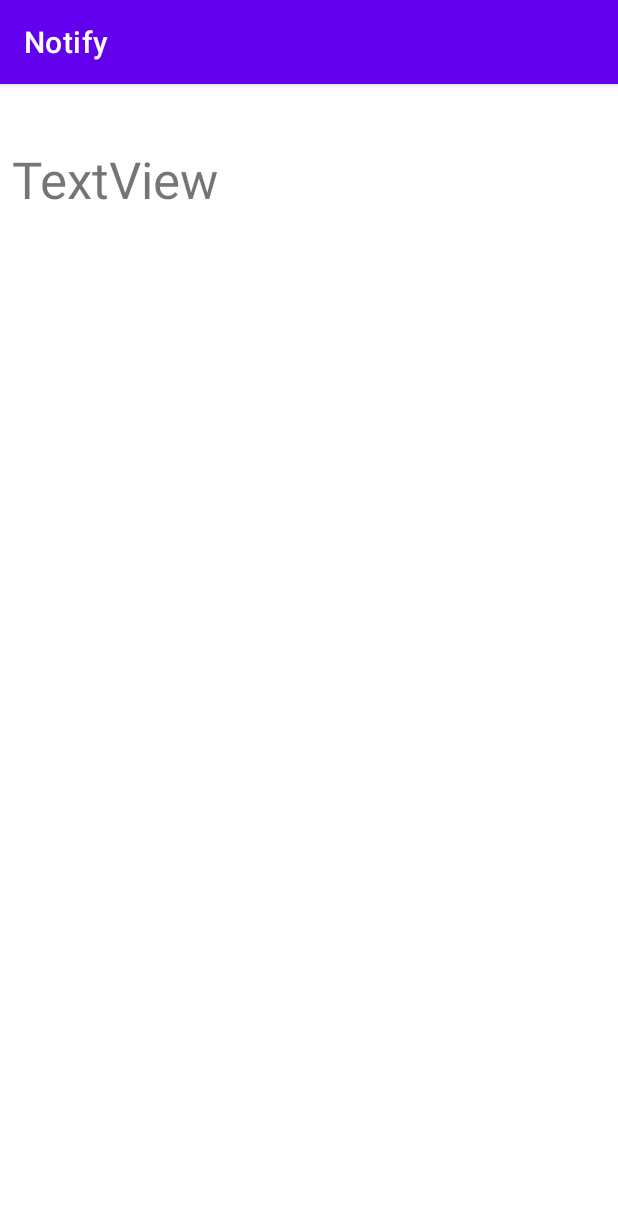
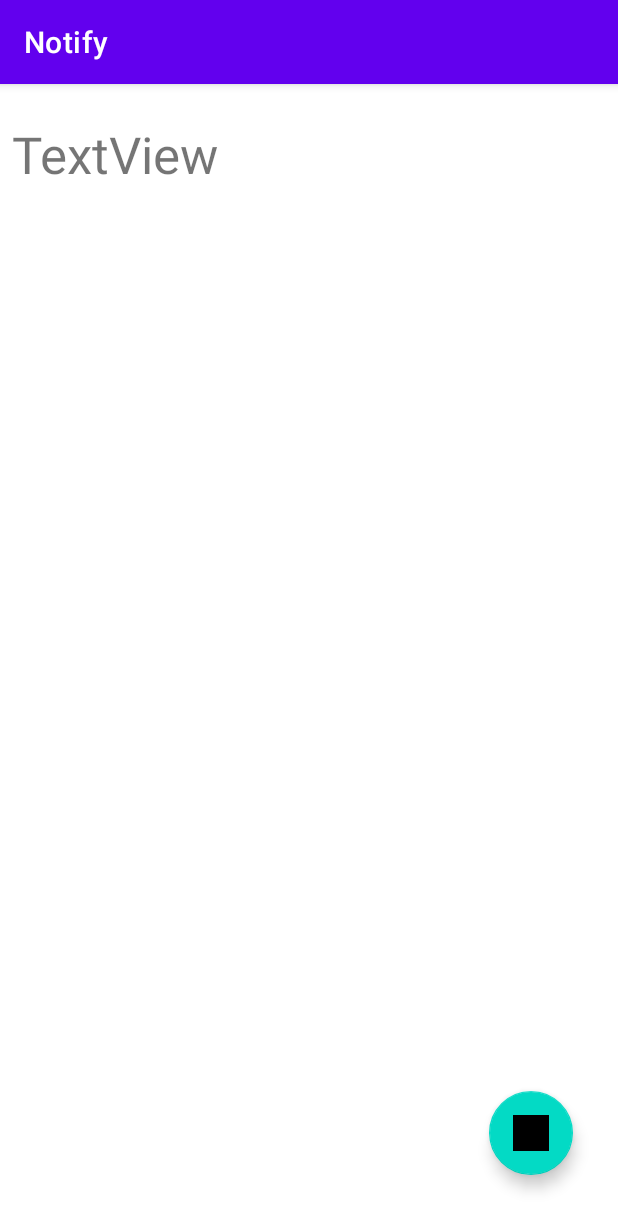
Before and after one commit to Carpenteri1/Notify, an Android app: the NoteInfoActivity screen opened directly, with no data from a screen before it, on a phone screen of 412 x 824 dp. Shown: the top 1230 px of the screen. Run offline under Robolectric (Android 15) with nearby library versions, the phone set to English and light mode, and no system bars; 2 statements that could not run were skipped.

Commit message:
notifys can now be removed

```diff
--- a/app/src/main/java/com/niclas/notify/NoteInfoActivity.java
+++ b/app/src/main/java/com/niclas/notify/NoteInfoActivity.java
@@ -2,25 +2,51 @@ package com.niclas.notify;
 
 import android.content.Intent;
 import android.os.Bundle;
+import android.view.View;
+import android.widget.Button;
 import android.widget.TextView;
 
 import androidx.annotation.Nullable;
 import androidx.appcompat.app.AppCompatActivity;
 
+import com.google.android.material.floatingactionbutton.FloatingActionButton;
+
 public class NoteInfoActivity extends AppCompatActivity {
+    private final int REQUESTCODE = 200;
     protected void onCreate(@Nullable Bundle saveInstanceState){
         super.onCreate(saveInstanceState);
         setContentView(R.layout.activity_noteinfo);
-        getNoteData();
-
+        NoteModel theNote = getNoteData();
+        fabRemoveBtnClicked(theNote);
     }
 
-    private void getNoteData() {
+    private void fabRemoveBtnClicked(NoteModel theNote){
+        FloatingActionButton removeButton = findViewById(R.id.fabRemove);
+        removeButton.setOnClickListener(new View.OnClickListener() {
+            @Override
+            public void onClick(View view) {
+                removeNote(theNote);
+            }
+        });
+    }
+
+    private NoteModel getNoteData() {
         Bundle bundle = getIntent().getExtras();
         NoteModel theNote = (NoteModel) bundle.getSerializable("theNote");
 
         TextView textView = findViewById(R.id.textView);
-        textView.setText("Title: "+theNote.getTitle()+"\nText: " + theNote.getNoteText());
+        textView.setText("Title: "+theNote.getTitle()+"\nText: " + theNote.getNoteText() +"\nId: " +theNote.getId());
+        return theNote;
+    }
+
+    private void removeNote(NoteModel removeNote)
+    {
+        Intent intent = new Intent();
+        Bundle newBundle = new Bundle();
+        newBundle.putSerializable("removeNote",removeNote);
+        intent.putExtras(newBundle);
+        setResult(REQUESTCODE,intent);
+        finish();
     }
 
 }
--- a/app/src/main/res/layout/activity_noteinfo.xml
+++ b/app/src/main/res/layout/activity_noteinfo.xml
@@ -8,7 +8,7 @@
     <TextView
         android:id="@+id/textView"
         android:layout_width="0dp"
-        android:layout_height="469dp"
+        android:layout_height="565dp"
         android:layout_marginStart="8dp"
         android:layout_marginTop="24dp"
         android:layout_marginEnd="8dp"
@@ -21,5 +21,18 @@
         app:layout_constraintHorizontal_bias="1.0"
         app:layout_constraintStart_toStartOf="parent"
         app:layout_constraintTop_toTopOf="parent"
-        app:layout_constraintVertical_bias="0.066" />
+        app:layout_constraintVertical_bias="0.0" />
+
+    <com.google.android.material.floatingactionbutton.FloatingActionButton
+        android:id="@+id/fabRemove"
+        android:layout_width="wrap_content"
+        android:layout_height="wrap_content"
+        android:clickable="true"
+        app:layout_constraintBottom_toBottomOf="parent"
+        app:layout_constraintEnd_toEndOf="parent"
+        app:layout_constraintHorizontal_bias="0.915"
+        app:layout_constraintStart_toStartOf="parent"
+        app:layout_constraintTop_toTopOf="parent"
+        app:layout_constraintVertical_bias="0.943"
+        app:srcCompat="@drawable/ic_launcher_background" />
 </androidx.constraintlayout.widget.ConstraintLayout>
```
Also changed, not shown: app/src/main/java/com/niclas/notify/MainActivity.java (+26 -12 lines), app/src/main/java/com/niclas/notify/NoteModel.java (+7 -0 lines).
